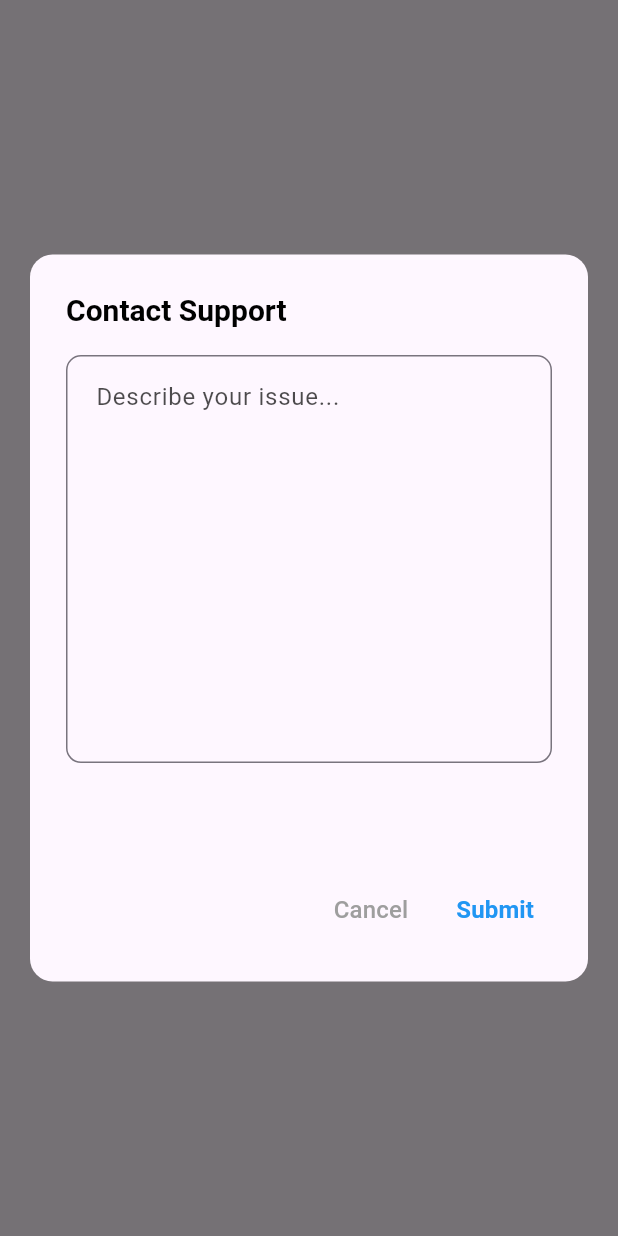
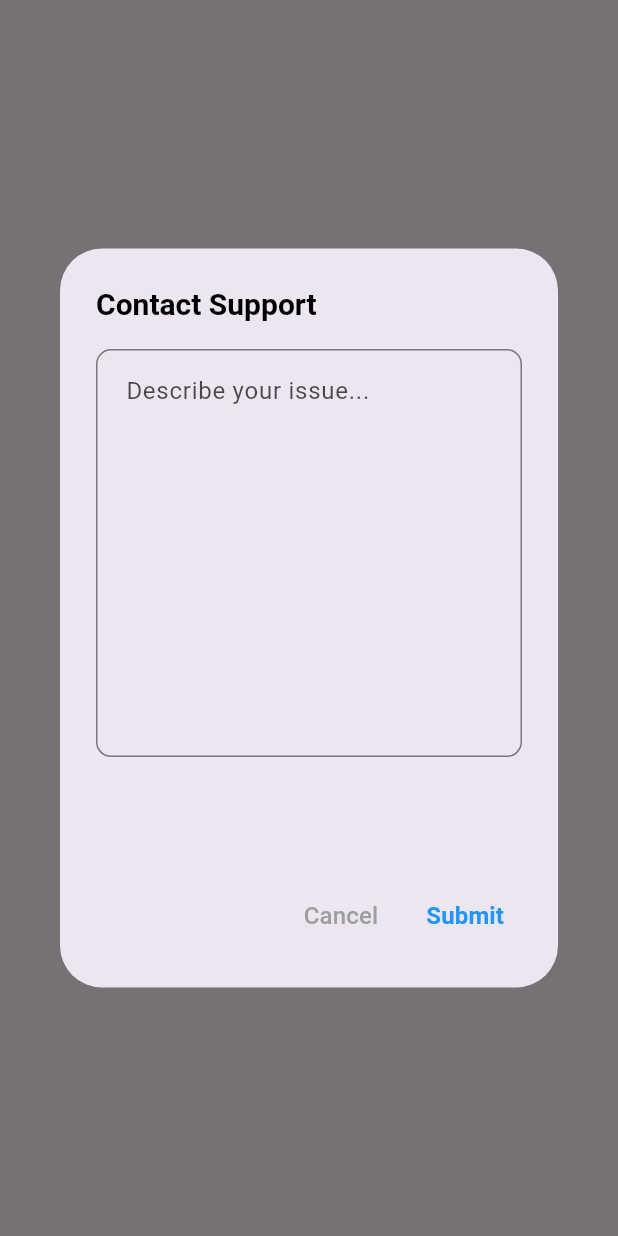
Before and after one commit to unibuc-cs/SafeZones-mobile-app, a Flutter app: what showContactSupportDialog() shows on an empty page, opened directly with empty values, on a phone screen of 412 x 824 dp. Run offline on Flutter 3.47's test engine with Material 3 defaults, Android fonts, the phone set to English and light mode, and no system bars; our stand-ins replace animate_do, firebase_auth, firebase_core, geolocator, google_maps_flutter, google_sign_in and 2 more; missing offline and left inert: dart:ffi; accounts and stored records are empty; network calls fail.

```diff
--- a/frontend/lib/components/contact_button.dart
+++ b/frontend/lib/components/contact_button.dart
@@ -1,12 +1,9 @@
 import 'package:flutter/material.dart';
 import 'package:http/http.dart' as http;
 import 'dart:convert';
+import 'api_keys.dart'; // Ensure correct import
 
 class ContactButton {
-  static const _serviceId = 'service_ytah6ch';
-  static const _templateId = 'template_j6qbpve';
-  static const _userId = 'ZULvTejczQ6cnn4gp';
-
   static void showContactSupportDialog(BuildContext context, String userEmail) {
     final TextEditingController _problemController = TextEditingController();
     final textColor = Theme.of(context).brightness == Brightness.dark
@@ -17,12 +14,14 @@ class ContactButton {
       context: context,
       builder: (BuildContext context) {
         return AlertDialog(
-          title: Text('Contact Support',
+          title: Text(
+            'Contact Support',
             style: TextStyle(
               color: textColor,
               fontSize: 20,
               fontWeight: FontWeight.bold,
-              )),
+            ),
+          ),
           content: SizedBox(
             width: MediaQuery.of(context).size.width * 0.8,
             height: MediaQuery.of(context).size.height * 0.4,
@@ -42,20 +41,16 @@ class ContactButton {
           ),
           actions: [
             TextButton(
-              child: Text('Cancel',
+              onPressed: () => Navigator.of(context).pop(),
+              child: Text(
+                'Cancel',
                 style: TextStyle(
                   color: Colors.grey,
                   fontSize: 16,
-                  )),
-              onPressed: () => Navigator.of(context).pop(),
+                ),
+              ),
             ),
             TextButton(
-              child: Text('Submit',
-                  style: TextStyle(
-                    color: Colors.blue,
-                    fontSize: 16,
-                    fontWeight: FontWeight.bold,
-                  )),
               onPressed: () async {
                 final message = _problemController.text;
                 if (message.isNotEmpty) {
@@ -68,9 +63,9 @@ class ContactButton {
                         'User-Agent': 'flutter',
                       },
                       body: jsonEncode({
-                        'service_id': _serviceId,
-                        'template_id': _templateId,
-                        'user_id': _userId,
+                        'service_id': ApiKeys.serviceId,
+                        'template_id': ApiKeys.templateId,
+                        'user_id': ApiKeys.userId,
                         'template_params': {
                           'user_email': userEmail,
                           'message': message,
@@ -104,17 +99,16 @@ class ContactButton {
                 }
                 Navigator.of(context).pop();
               },
+              child: Text(
+                'Submit',
+                style: TextStyle(
+                  color: Colors.blue,
+                  fontSize: 16,
+                  fontWeight: FontWeight.bold,
+                ),
+              ),
             ),
           ],
-          backgroundColor: Theme.of(context).dialogBackgroundColor,
-          shape: RoundedRectangleBorder(
-            borderRadius: BorderRadius.circular(15),
-          ),
-          insetPadding: const EdgeInsets.all(20),
-          contentPadding: const EdgeInsets.symmetric(
-            horizontal: 24,
-            vertical: 16,
-          ),
         );
       },
     );
```
Lines whose indentation alone changed are shown as unchanged.
